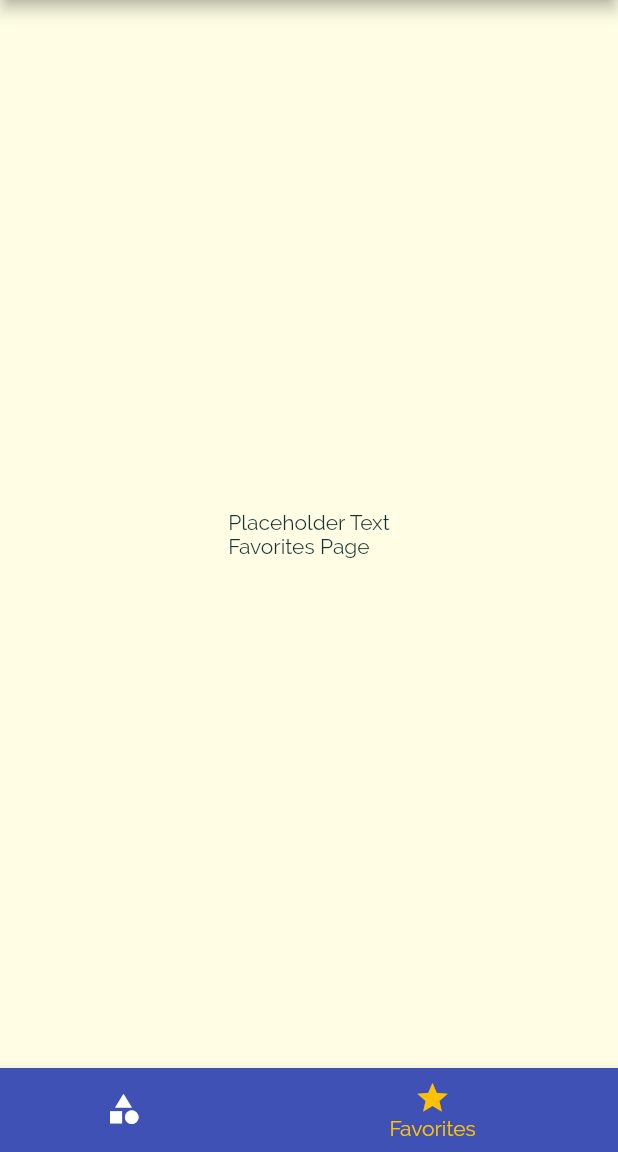
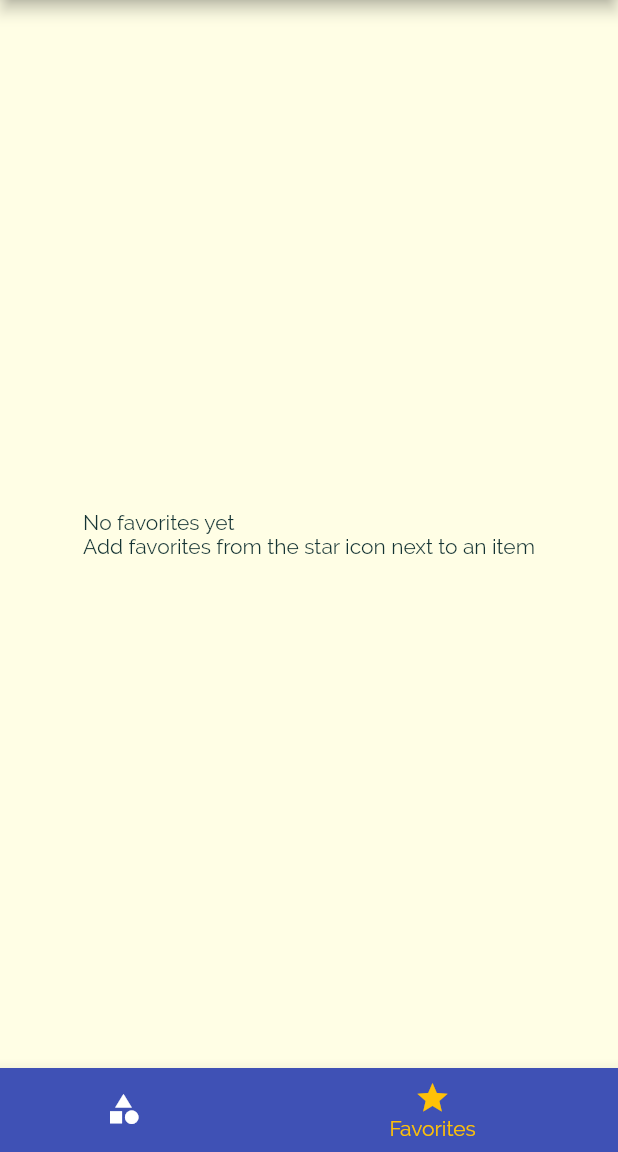
Before and after one commit to trance128/meals, a Flutter app: the screen it shows after launch, item 2 of the bottom bar chosen, on a phone screen of 412 x 824 dp, the part 84-1236 px from its top. Run offline on Flutter 3.47's test engine with Material 2 defaults, Android fonts, the phone set to English and light mode, and no system bars.

Commit message:
User can now add / remove favorite items

```diff
--- a/lib/main.dart
+++ b/lib/main.dart
@@ -23,6 +23,7 @@ class _AppState extends State<App> {
     'vegetarian': false,
   };
   List<Meal> _availableMeals = DUMMY_MEALS;
+  List<Meal> _favoriteMeals = [];
 
   void _setFilters(Map<String, bool> filterData) {
     setState(() {
@@ -49,6 +50,27 @@ class _AppState extends State<App> {
     });
   }
 
+  void _toggleFavorites(String mealId) {
+    final existingIndex =
+        _favoriteMeals.indexWhere((meal) => meal.id == mealId);
+    if (existingIndex >= 0) {
+      setState(() {
+        _favoriteMeals.removeAt(existingIndex);
+      });
+    } else {
+      setState(
+        () {
+          _favoriteMeals
+              .add(DUMMY_MEALS.firstWhere((meal) => meal.id == mealId));
+        },
+      );
+    }
+  }
+
+  bool _isMealFavorite(String id) {
+    return _favoriteMeals.any((meal) => meal.id == id);
+  }
+
   @override
   Widget build(BuildContext context) {
     return MaterialApp(
@@ -71,11 +93,11 @@ class _AppState extends State<App> {
             )),
       ),
       routes: {
-        '/': (ctx) => TabsScreen(),
+        '/': (ctx) => TabsScreen(_favoriteMeals),
         FiltersScreen.routeName: (ctx) => FiltersScreen(_setFilters, _filters),
         CategoryMealsScreen.routeName: (ctx) =>
             CategoryMealsScreen(_availableMeals),
-        MealDetailsScreen.routeName: (ctx) => MealDetailsScreen(),
+        MealDetailsScreen.routeName: (ctx) => MealDetailsScreen(_toggleFavorites, _isMealFavorite),
       },
       onGenerateRoute: (settings) {
         print(settings.arguments);
--- a/lib/screens/favorites_screen.dart
+++ b/lib/screens/favorites_screen.dart
@@ -1,10 +1,35 @@
 import 'package:flutter/material.dart';
 
+import '../models/meal.dart';
+import '../widgets/meal_item.dart';
+
 class FavoritesScreen extends StatelessWidget {
+  final List<Meal> favoriteMeals;
+
+  FavoritesScreen(this.favoriteMeals);
+
   @override
   Widget build(BuildContext context) {
-    return Center(
-      child: Text("Placeholder Text\nFavorites Page"),
-    );
+    if (favoriteMeals.isEmpty) {
+      return Center(
+        child: Text(
+            "No favorites yet\nAdd favorites from the star icon next to an item"),
+      );
+    } else {
+      return ListView.builder(
+        itemBuilder: (ctx, index) {
+          final meal = favoriteMeals[index];
+          return MealItem(
+            id: meal.id,
+            title: meal.title,
+            affordability: meal.affordability,
+            complexity: meal.complexity,
+            duration: meal.duration,
+            imageUrl: meal.imageUrl,
+          );
+        },
+        itemCount: favoriteMeals.length,
+      );
+    }
   }
 }
--- a/lib/screens/tabs_screen.dart
+++ b/lib/screens/tabs_screen.dart
@@ -1,31 +1,41 @@
 import 'package:flutter/material.dart';
 
 import '../widgets/main_drawer.dart';
+import '../models/meal.dart';
 import './categories_screen.dart';
 import './favorites_screen.dart';
 
 class TabsScreen extends StatefulWidget {
+  final List<Meal> favoriteMeals;
+
+  TabsScreen(this.favoriteMeals);
   @override
   _TabsScreenState createState() => _TabsScreenState();
 }
 
 class _TabsScreenState extends State<TabsScreen> {
-  final List<Map<String, Object>> _pages = [
-    {
-      'page': CategoriesScreen(),
-      'title': 'Categories',
-    },
-    {
-      'page': FavoritesScreen(),
-      'title': 'Favorites',
-    },
-  ];
+  List<Map<String, Object>> _pages;
   int _selectedPageIndex = 0;
 
   void _selectPage(index) {
     setState(() {
       _selectedPageIndex = index;
     });
+  }
+
+  @override
+  void initState() {
+    super.initState();
+    _pages = [
+      {
+        'page': CategoriesScreen(),
+        'title': 'Categories',
+      },
+      {
+        'page': FavoritesScreen(widget.favoriteMeals),
+        'title': 'Favorites',
+      },
+    ];
   }
 
   @override
--- a/lib/widgets/meal_item.dart
+++ b/lib/widgets/meal_item.dart
@@ -10,7 +10,6 @@ class MealItem extends StatelessWidget {
   final int duration;
   final Complexity complexity;
   final Affordability affordability;
-  final Function removeItem;
 
   MealItem({
     @required this.id,
@@ -19,7 +18,6 @@ class MealItem extends StatelessWidget {
     @required this.affordability,
     @required this.complexity,
     @required this.duration,
-    @required this.removeItem,
   });
 
   String get complexityText {
@@ -63,7 +61,7 @@ class MealItem extends StatelessWidget {
         .then(
       (result) {
         if (result != null) {
-          removeItem(result);
+          // removeItem(result);
         }
       },
     );
```
Also changed, not shown: lib/screens/category_meals_screen.dart (+2 -10 lines), lib/screens/meal_details_screen.dart (+7 -2 lines).
